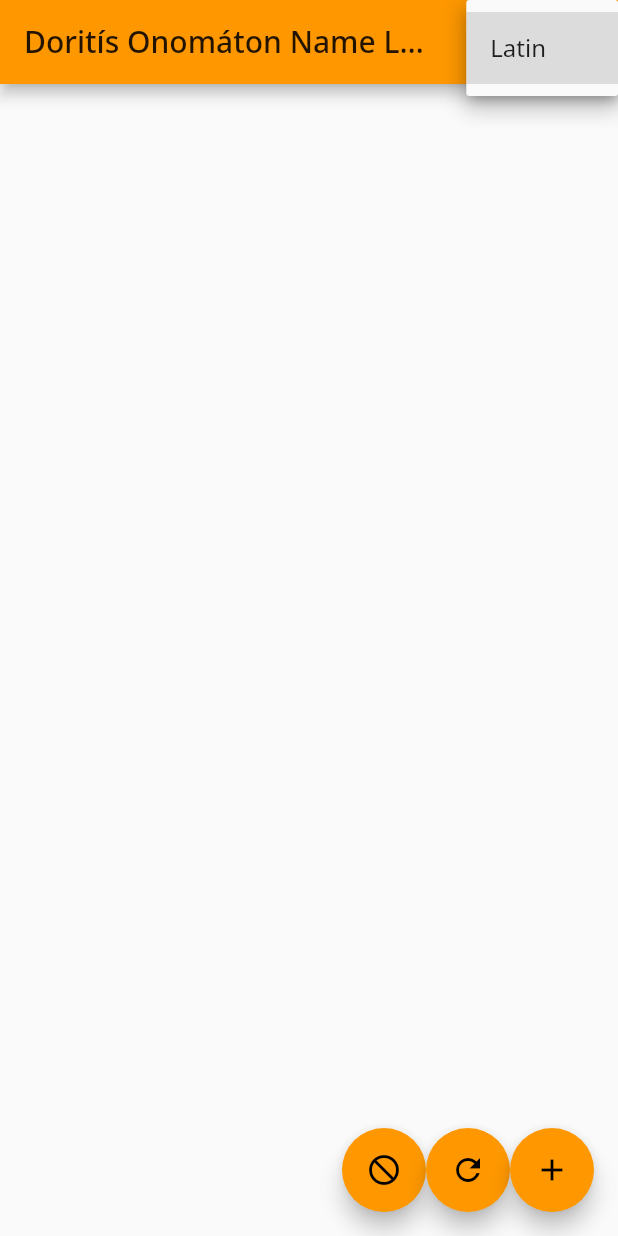
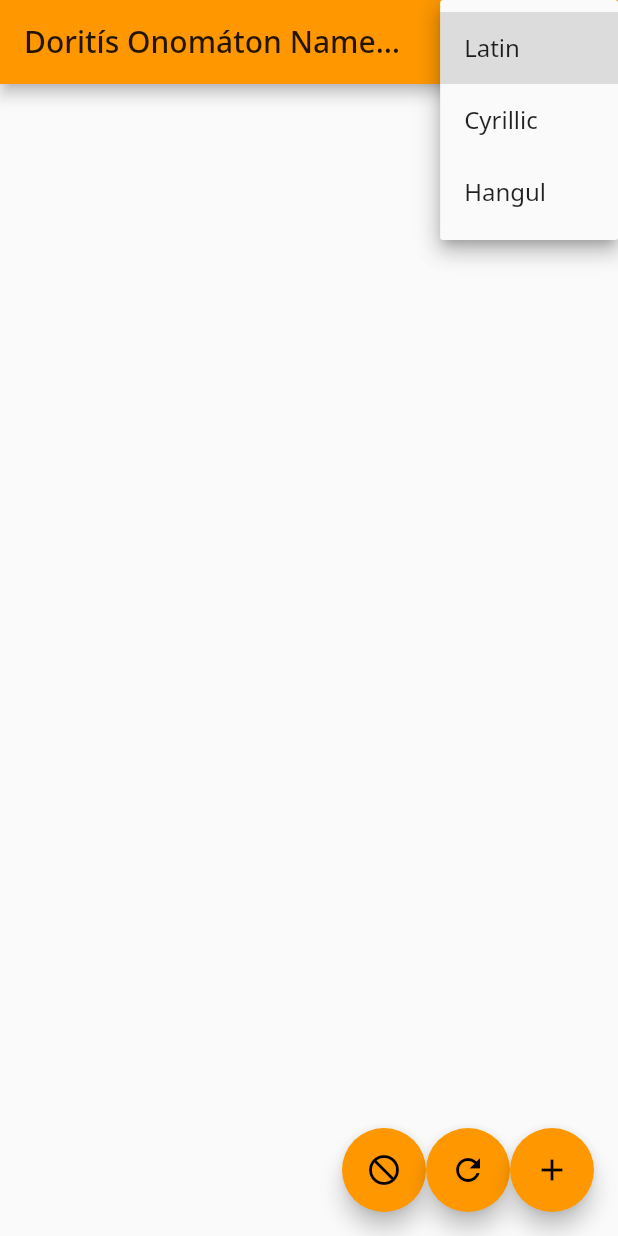
Before and after one commit to jcolag/doritis-onomaton, a Flutter app: the screen it shows after launch, after a tap on "Latin", on a phone screen of 412 x 824 dp. Run offline on Flutter 3.47's test engine with Material 2 defaults, Android fonts, the phone set to English and light mode, and no system bars; missing offline and left inert: unorm_dart; project files that could hold a hidden picture were left out.

Commit message:
Add sample alphabets

```diff
--- a/lib/main.dart
+++ b/lib/main.dart
@@ -51,6 +51,84 @@ const consonants = {
     'y',
     'z',
   ],
+  'Cyrillic': [
+    'б',
+    'в',
+    'г',
+    'д',
+    'ж',
+    'з',
+    'к',
+    'л',
+    'м',
+    'н',
+    'п',
+    'р',
+    'с',
+    'т',
+    'ф',
+    'х',
+    'ц',
+    'ч',
+    'ш',
+    'щ',
+    'бъ',
+    'въ',
+    'гъ',
+    'дъ',
+    'жъ',
+    'зъ',
+    'къ',
+    'лъ',
+    'мъ',
+    'нъ',
+    'пъ',
+    'ръ',
+    'съ',
+    'тъ',
+    'фъ',
+    'хъ',
+    'цъ',
+    'чъ',
+    'шъ',
+    'щъ',
+    'бь',
+    'вь',
+    'гь',
+    'дь',
+    'жь',
+    'зь',
+    'кь',
+    'ль',
+    'мь',
+    'нь',
+    'пь',
+    'рь',
+    'сь',
+    'ть',
+    'фь',
+    'хь',
+    'ць',
+    'чь',
+    'шь',
+    'щь',
+  ],
+  'Hangul': [
+    'ㄱ',
+    'ㄴ',
+    'ㄷ',
+    'ㄹ',
+    'ㅁ',
+    'ㅂ',
+    'ㅅ',
+    'ㅇ',
+    'ㅈ',
+    'ㅊ',
+    'ㅋ',
+    'ㅌ',
+    'ㅍ',
+    'ㅎ',
+  ],
 };
 const vowels = {
   'Latin': [
@@ -59,6 +137,31 @@ const vowels = {
     'i',
     'o',
     'u'
+  ],
+  'Cyrillic': [
+    'а',
+    'е',
+    'ё',
+    'и',
+    'й',
+    'о',
+    'у',
+    'ы',
+    'э',
+    'ю',
+    'я',
+  ],
+  'Hangul': [
+    'ㅏ',
+    'ㅑ',
+    'ㅓ',
+    'ㅕ',
+    'ㅗ',
+    'ㅛ',
+    'ㅜ',
+    'ㅠ',
+    'ㅡ',
+    'ㅣ',
   ],
 };
 var random = Random();
```
